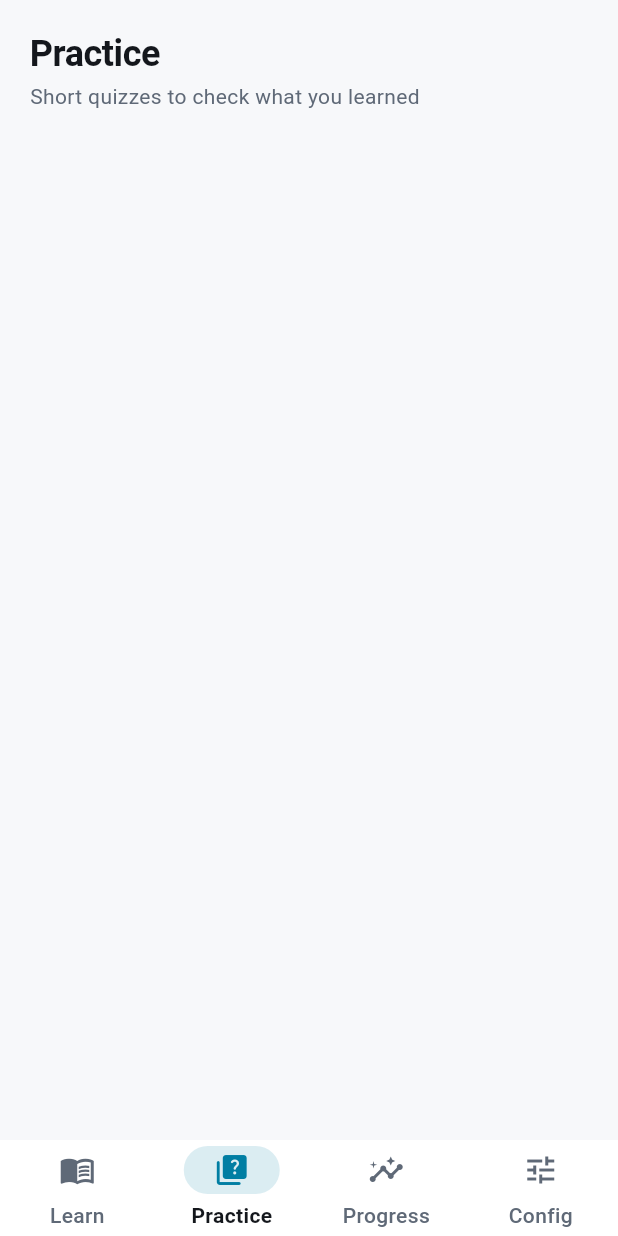
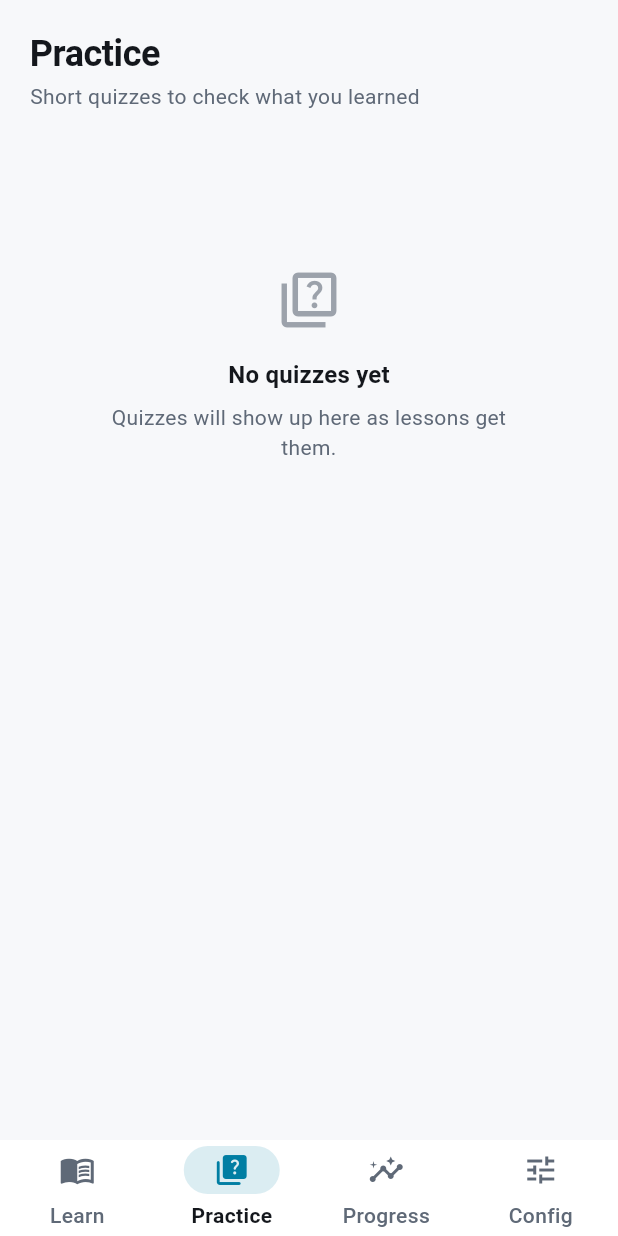
Before and after one commit to Farruxnet/golang-book, a Flutter app: the Shell screen opened directly, item 2 of the bottom bar chosen, on a phone screen of 412 x 824 dp. Run offline on Flutter 3.47's test engine with Material 3 defaults, Android fonts, the phone set to English and light mode, and no system bars; our stand-ins replace flutter_highlight, flutter_markdown_plus, shared_preferences; missing offline and left inert: highlight, markdown; accounts and stored records are empty.

Commit message:
Keep only the Go asoslari section and drop the go-lang.uz suffix from its title
Removes the Advanced and Practice sections. The Practice tab shows an empty
state until lessons have quizzes.

Co-Authored-By: Claude Sonnet 5.5 <noreply@anthropic.com>
Claude-Session: https://claude.ai/code/session_01YFkbhfp79FukjmkzZnagao

```diff
--- a/lib/data/models.dart
+++ b/lib/data/models.dart
@@ -1,6 +1,6 @@
 import 'package:flutter/material.dart';
 
-/// A top-level part of the book: Go asoslari, Advanced, Practice.
+/// A top-level part of the book: for example the Go basics.
 class Section {
   Section({
     required this.id,
--- a/lib/l10n/strings.dart
+++ b/lib/l10n/strings.dart
@@ -116,6 +116,13 @@ class S {
     'Short quizzes to check what you learned',
     "O'rganganlaringizni tekshiring: qisqa testlar",
     'Короткие тесты для проверки знаний',
+  );
+  String get noQuizzes =>
+      _t('No quizzes yet', "Hali testlar yo'q", 'Тестов пока нет');
+  String get noQuizzesHint => _t(
+    'Quizzes will show up here as lessons get them.',
+    "Darslarga testlar qo'shilgach, ular shu yerda paydo bo'ladi.",
+    'Тесты появятся здесь, когда их добавят к урокам.',
   );
   String get quickQuiz => _t('Quick quiz', 'Tezkor test', 'Быстрый тест');
   String randomQuestions(int n) => _t(
--- a/lib/screens/practice_screen.dart
+++ b/lib/screens/practice_screen.dart
@@ -41,6 +41,15 @@ class PracticeScreen extends StatelessWidget {
               ),
             ),
             const SizedBox(height: 8),
+            if (book.allQuizzes.isEmpty)
+              Padding(
+                padding: const EdgeInsets.only(top: 48),
+                child: EmptyState(
+                  icon: Icons.quiz_outlined,
+                  title: context.s.noQuizzes,
+                  message: context.s.noQuizzesHint,
+                ),
+              ),
             if (book.allQuizzes.isNotEmpty)
               FadeSlideIn(
                 index: 1,
--- a/pubspec.yaml
+++ b/pubspec.yaml
@@ -66,8 +66,6 @@ flutter:
   assets:
     - assets/content/
     - assets/content/golang_uz/
-    - assets/content/advanced/
-    - assets/content/practice/
     - assets/content/images/
 
   # To add assets to your application, add an assets section, like this:
```
Also changed, not shown: assets/content/manifest.json, 10 other files.
